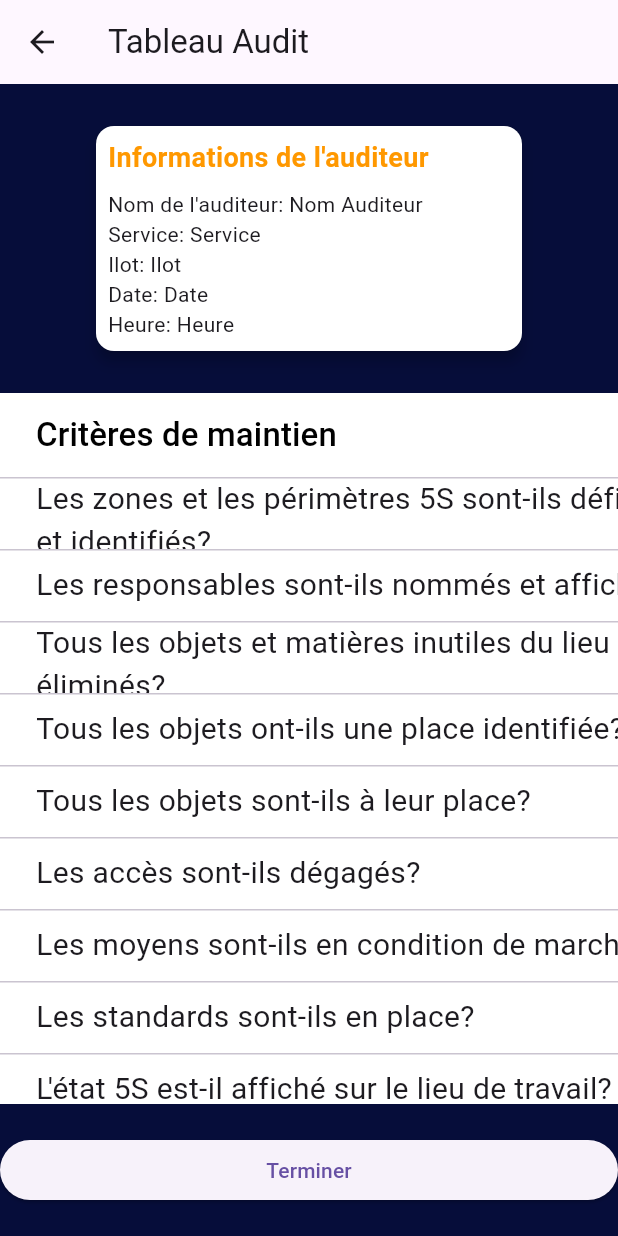
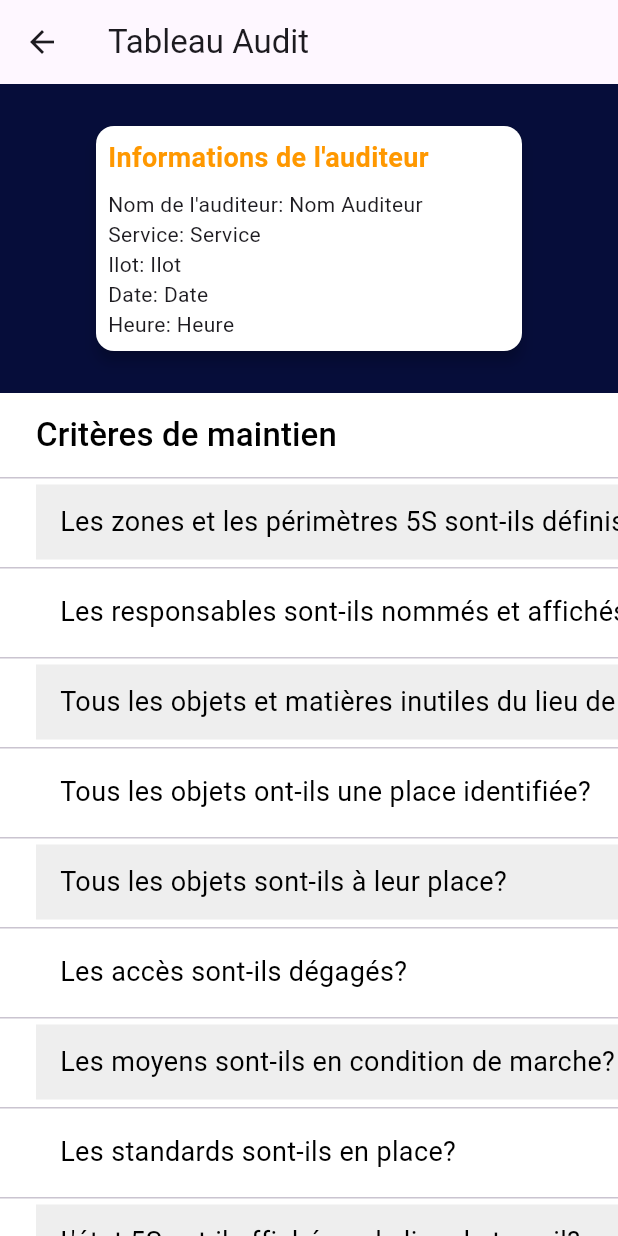
Before and after one commit to ghhada/AUDIT_5S, a Flutter app: the TableauAudit screen opened directly, on a phone screen of 412 x 824 dp. Run offline on Flutter 3.47's test engine with Material 3 defaults, Android fonts, the phone set to English and light mode, and no system bars; our stand-ins replace charts_flutter, firebase_analytics, firebase_core, firebase_database, fl_chart, shared_preferences; accounts and stored records are empty.

Commit message:
Description de vos modifications

```diff
--- a/lib/audit/TableauAudit.dart
+++ b/lib/audit/TableauAudit.dart
@@ -40,21 +40,23 @@ class _TableauAuditState extends State<TableauAudit> {
     _datesLimites = List.generate(10, (index) => null);
   }
 
-  @override
   Widget build(BuildContext context) {
     return Scaffold(
       appBar: AppBar(
         title: Text('Tableau Audit'),
       ),
       backgroundColor: Color(0xFF060D3A),
-      body: Center(
-        child: Column(
-          crossAxisAlignment: CrossAxisAlignment.stretch,
-          children: [
-            SizedBox(height: 20),
-            Center(
+      body: CustomScrollView(
+        slivers: [
+          SliverToBoxAdapter(
+            child: SizedBox(height: 20),
+          ),
+          SliverToBoxAdapter(
+            child: Center(
               child: SizedBox(
                 width: 300,
+                child: SizedBox(
+                  width: MediaQuery.of(context).size.width, // Utilisez la largeur de l'écran
                   child: Card(
                     color: Colors.white,
                     elevation: 4,
@@ -80,15 +82,21 @@ class _TableauAuditState extends State<TableauAudit> {
                   ),
                 ),
               ),
-            SizedBox(height: 20),
-            Expanded(
+            ),
+          ),
+          SliverToBoxAdapter(
+            child: SizedBox(height: 20),
+          ),
+          SliverFillRemaining(
+            hasScrollBody: true,
             child: SingleChildScrollView(
               scrollDirection: Axis.horizontal,
               child: ConstrainedBox(
                 constraints: BoxConstraints(minWidth: MediaQuery.of(context).size.width),
                 child: Container(
-                    color: Colors.white,
+                  color: Color(0xFFFFFFFF), // Correspond à la couleur d'arrière-plan du tableau
                   child: DataTable(
+                    dataRowHeight: 60, // Réduire la hauteur de la ligne à 80 pixels
                     columns: [
                       DataColumn(label: SizedBox(width: 550, child: Text('Critères de maintien', style: TextStyle(fontSize: 22, color: Colors.black)))),
                       DataColumn(label: SizedBox(width: 250, child: Text('Réponse', style: TextStyle(fontSize: 22, color: Colors.black)))),
@@ -102,31 +110,50 @@ class _TableauAuditState extends State<TableauAudit> {
               ),
             ),
           ),
-            SizedBox(height: 20),
-            ElevatedButton(
+
+
+
+
+          SliverToBoxAdapter(
+            child: SizedBox(height: 30),
+          ),
+          SliverToBoxAdapter(
+            child: ElevatedButton(
               onPressed: () {
                 _finishAudit();
               },
               child: Text('Terminer'),
             ),
-            SizedBox(height: 20),
+          ),
+          SliverToBoxAdapter(
+            child: SizedBox(height: 20),
+          ),
         ],
-        ),
       ),
     );
   }
 
-
-
-
-
   DataRow _buildDataRow(int index) {
     return DataRow(cells: [
-      DataCell(SizedBox(width: 550, child: Text(_getLabelText(index), style: TextStyle(fontSize: 20)))),
       DataCell(
-        Row(
+        Container(
+          padding: EdgeInsets.symmetric(vertical: 12, horizontal: 16),
+          width: 750, // Augmentation de la largeur de la cellule
+          decoration: BoxDecoration(
+            color: index % 2 == 0 ? Colors.grey[200] : Colors.white,
+          ),
+          child: Text(
+            _getLabelText(index),
+            style: TextStyle(fontSize: 18, color: Colors.black),
+            softWrap: true, // Permettre le texte multiligne
+          ),
+        ),
+      ),
+      DataCell(
+        Container(
+          width: 200,
+          child: Row(
             children: [
-
               Checkbox(
                 value: _checkboxValuesOk[index] ?? false,
                 onChanged: (value) {
@@ -136,7 +163,8 @@ class _TableauAuditState extends State<TableauAudit> {
                   });
                 },
               ),
-            Text('Ok', style: TextStyle(fontSize: 20)),
+              Text('Ok', style: TextStyle(fontSize: 16)),
+              SizedBox(width: 8),
               Checkbox(
                 value: _checkboxValuesNonOk[index] ?? false,
                 onChanged: (value) {
@@ -146,15 +174,21 @@ class _TableauAuditState extends State<TableauAudit> {
                   });
                 },
               ),
-            Text('Non Ok', style: TextStyle(fontSize: 20)),
+              Text('Non Ok', style: TextStyle(fontSize: 16)),
             ],
           ),
         ),
+      ),
       DataCell(
-        TextField(
-          decoration: InputDecoration(
-            hintText: 'Actions',
+        Container(
+          padding: EdgeInsets.symmetric(vertical: 4, horizontal: 8),
+          width: 200,
+          decoration: BoxDecoration(
+            borderRadius: BorderRadius.circular(8),
+            border: Border.all(color: Colors.grey),
           ),
+          child: TextField(
+            decoration: InputDecoration.collapsed(hintText: 'Actions'),
             onChanged: (value) {
               setState(() {
                 _actions[index] = value;
@@ -162,11 +196,17 @@ class _TableauAuditState extends State<TableauAudit> {
             },
           ),
         ),
+      ),
       DataCell(
-        TextField(
-          decoration: InputDecoration(
-            hintText: 'Responsable',
+        Container(
+          padding: EdgeInsets.symmetric(vertical: 4, horizontal: 8),
+          width: 200,
+          decoration: BoxDecoration(
+            borderRadius: BorderRadius.circular(8),
+            border: Border.all(color: Colors.grey),
           ),
+          child: TextField(
+            decoration: InputDecoration.collapsed(hintText: 'Responsable'),
             onChanged: (value) {
               setState(() {
                 _responsables[index] = value;
@@ -174,19 +214,29 @@ class _TableauAuditState extends State<TableauAudit> {
             },
           ),
         ),
+      ),
       DataCell(
-        TextButton(
-          onPressed: () {
+        Container(
+          width: 200,
+          child: InkWell(
+            onTap: () {
               _selectDate(context, index);
             },
-          child: Text(
+            child: Row(
+              children: [
+                Text(
                   _datesLimites[index] != null ? '${_datesLimites[index]!.day}/${_datesLimites[index]!.month}/${_datesLimites[index]!.year}' : 'Choisir une date',
-            style: TextStyle(fontSize: 16),
+                  style: TextStyle(fontSize: 16, color: Colors.blue),
+                ),
+                Icon(Icons.calendar_today, color: Colors.blue),
+              ],
+            ),
           ),
         ),
       ),
     ]);
   }
+
 
   Future<void> _selectDate(BuildContext context, int index) async {
     final DateTime? picked = await showDatePicker(
```
Also changed, not shown: 1 other file. Lines whose indentation alone changed are shown as unchanged.
